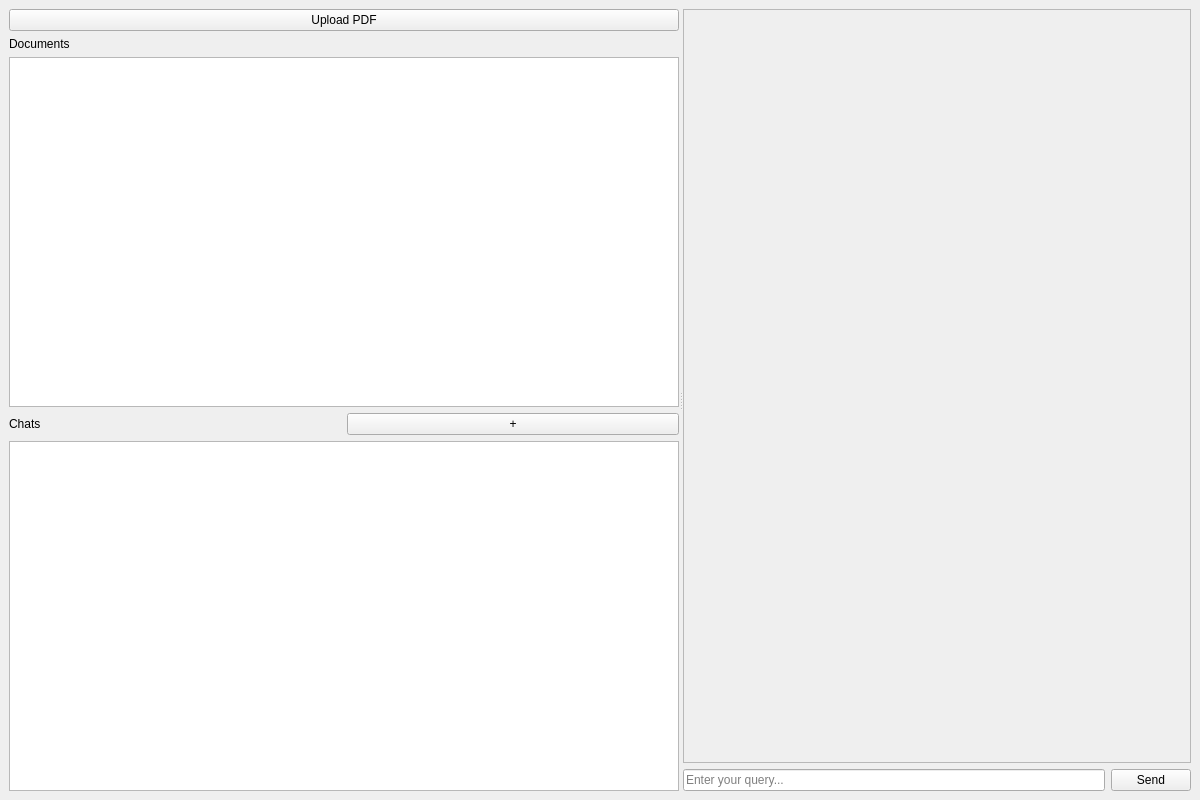
Qt form resources/interface.ui (wingatesv/gen_ai) before a commit.
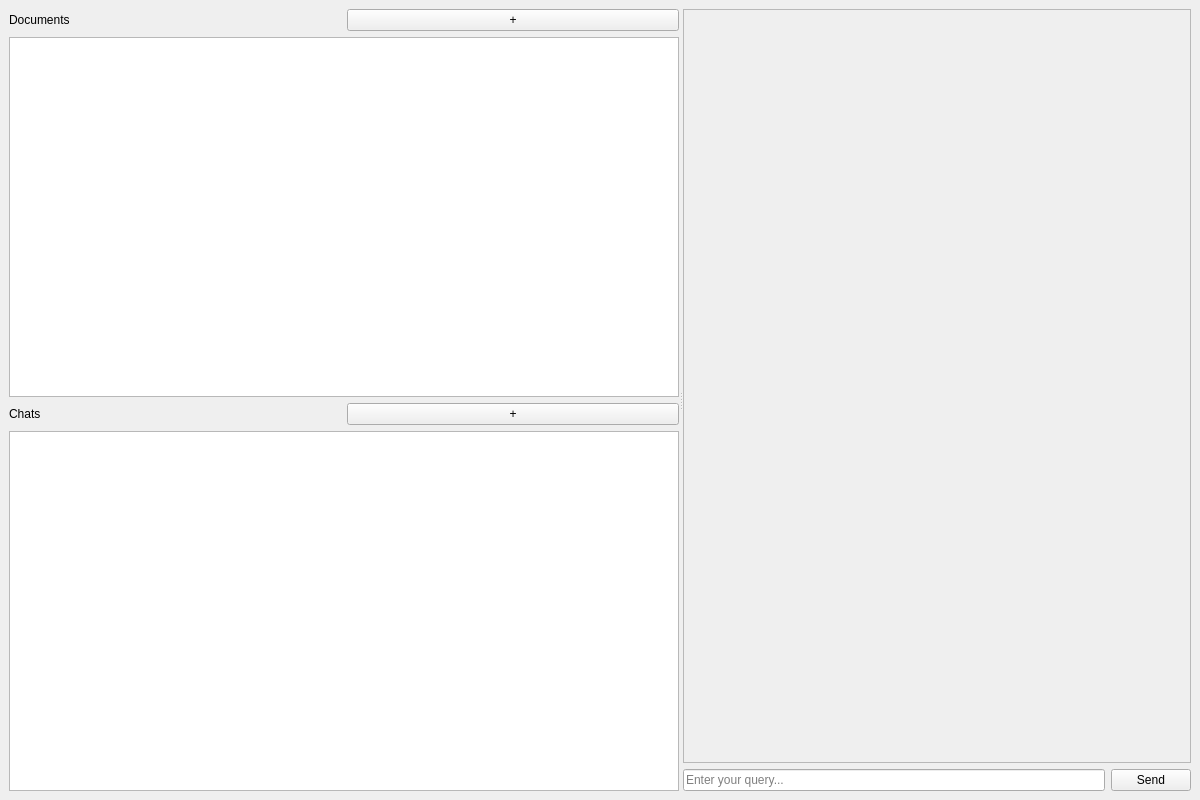
The same form after that commit.

Commit message: Update config.yaml for interface mode; remove obsolete chat history file; modify chroma_db JSON files; add light mode stylesheet; adjust main.py for theme support

The edit to the form file:
```diff
--- a/resources/interface.ui
+++ b/resources/interface.ui
@@ -24,18 +24,22 @@
       <widget class="QWidget" name="leftPanel">
        <layout class="QVBoxLayout" name="leftLayout">
         <item>
-         <widget class="QPushButton" name="uploadButton">
-          <property name="text">
-           <string>Upload PDF</string>
-          </property>
-         </widget>
-        </item>
+                 <layout class="QHBoxLayout" name="documentsHeaderLayout">
         <item>
          <widget class="QLabel" name="documentsLabel">
           <property name="text">
            <string>Documents</string>
           </property>
          </widget>
+                     </item>
+                     <item>
+                         <widget class="QPushButton" name="uploadButton">
+                             <property name="text">
+                                 <string>+</string>
+                             </property>
+                         </widget>
+                     </item>
+                 </layout>
         </item>
         <item>
          <widget class="QListWidget" name="documentList"/>
```
Lines whose indentation alone changed are shown as unchanged. The commit also changes 9 other files.
